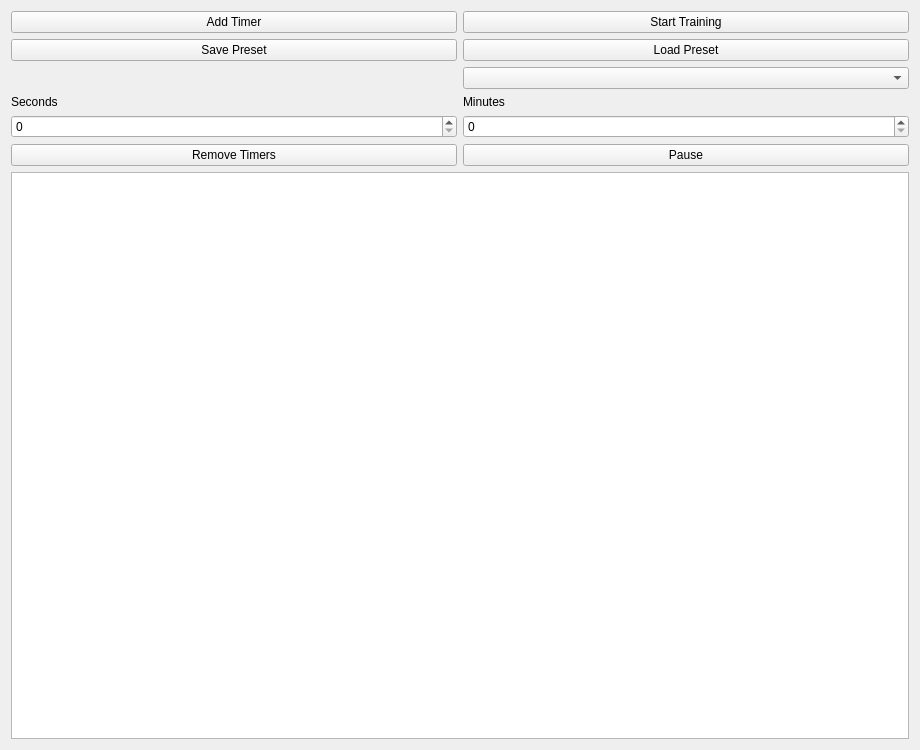
Racalniog/QTAppAlfaExercises, file sporttimer.ui: the form before one commit.
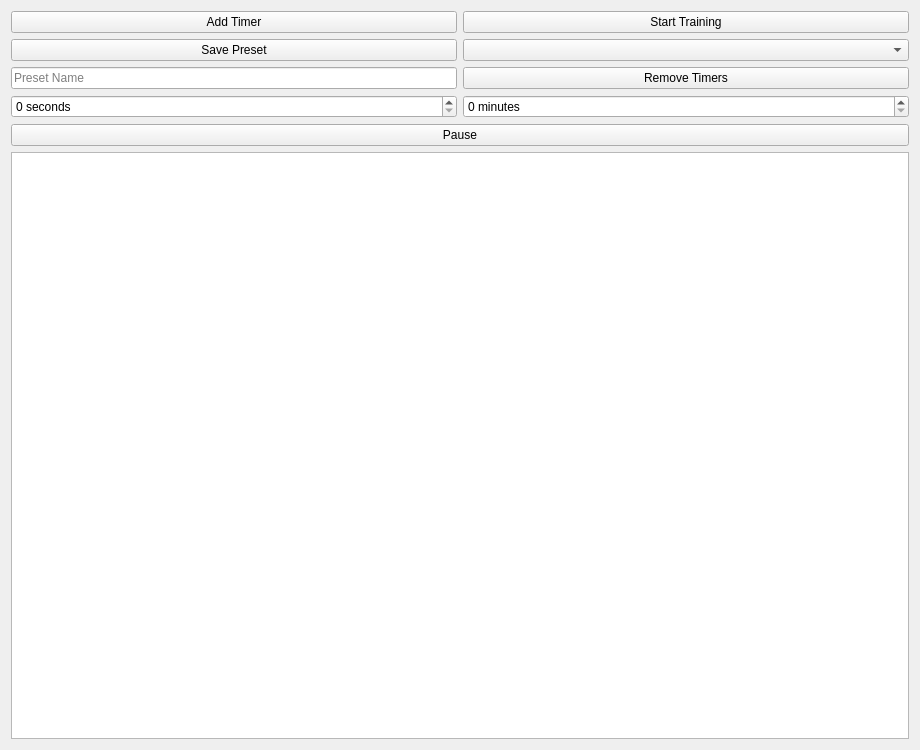
The form after the commit.

Commit message: added QSS files, save and load presets WIP, documentation

Patch:
```diff
--- a/sporttimer.ui
+++ b/sporttimer.ui
@@ -14,47 +14,10 @@
    <string>Form</string>
   </property>
   <layout class="QGridLayout" name="gridLayout">
-   <item row="4" column="1">
-    <widget class="QSpinBox" name="minutesSpinBox"/>
-   </item>
-   <item row="1" column="0">
-    <widget class="QPushButton" name="savePresetButton">
-     <property name="text">
-      <string>Save Preset</string>
-     </property>
-    </widget>
-   </item>
-   <item row="1" column="1">
-    <widget class="QPushButton" name="loadPresetButton">
-     <property name="text">
-      <string>Load Preset</string>
-     </property>
-    </widget>
-   </item>
    <item row="3" column="1">
-    <widget class="QLabel" name="label_2">
+    <widget class="QPushButton" name="removeTimersButton">
      <property name="text">
-      <string>Minutes</string>
-     </property>
-    </widget>
-   </item>
-   <item row="4" column="0">
-    <widget class="QSpinBox" name="secondsSpinBox"/>
-   </item>
-   <item row="3" column="0">
-    <widget class="QLabel" name="label">
-     <property name="text">
-      <string>Seconds</string>
-     </property>
-    </widget>
-   </item>
-   <item row="6" column="0" colspan="2">
-    <widget class="QListWidget" name="timerListWidget"/>
-   </item>
-   <item row="5" column="1">
-    <widget class="QPushButton" name="pauseButton">
-     <property name="text">
-      <string>Pause</string>
+      <string>Remove Timers</string>
      </property>
     </widget>
    </item>
@@ -65,6 +28,42 @@
      </property>
     </widget>
    </item>
+   <item row="7" column="0" colspan="2">
+    <widget class="QListWidget" name="timerListWidget"/>
+   </item>
+   <item row="1" column="1">
+    <widget class="QComboBox" name="presetsComboBox">
+     <property name="currentText">
+      <string/>
+     </property>
+     <property name="placeholderText">
+      <string>Load Preset</string>
+     </property>
+    </widget>
+   </item>
+   <item row="5" column="0" colspan="2">
+    <widget class="QPushButton" name="pauseButton">
+     <property name="sizePolicy">
+      <sizepolicy hsizetype="Preferred" vsizetype="Fixed">
+       <horstretch>0</horstretch>
+       <verstretch>0</verstretch>
+      </sizepolicy>
+     </property>
+     <property name="layoutDirection">
+      <enum>Qt::LeftToRight</enum>
+     </property>
+     <property name="text">
+      <string>Pause</string>
+     </property>
+    </widget>
+   </item>
+   <item row="4" column="1">
+    <widget class="QSpinBox" name="minutesSpinBox">
+     <property name="suffix">
+      <string> minutes</string>
+     </property>
+    </widget>
+   </item>
    <item row="0" column="0">
     <widget class="QPushButton" name="addTimerButton">
      <property name="text">
@@ -72,13 +71,30 @@
      </property>
     </widget>
    </item>
-   <item row="2" column="1">
-    <widget class="QComboBox" name="presetsComboBox"/>
-   </item>
-   <item row="5" column="0">
-    <widget class="QPushButton" name="removeTimersButton">
+   <item row="1" column="0">
+    <widget class="QPushButton" name="savePresetButton">
      <property name="text">
-      <string>Remove Timers</string>
+      <string>Save Preset</string>
+     </property>
+    </widget>
+   </item>
+   <item row="3" column="0">
+    <widget class="QLineEdit" name="presetSaveLineEdit">
+     <property name="sizePolicy">
+      <sizepolicy hsizetype="Minimum" vsizetype="Fixed">
+       <horstretch>0</horstretch>
+       <verstretch>0</verstretch>
+      </sizepolicy>
+     </property>
+     <property name="placeholderText">
+      <string>Preset Name</string>
+     </property>
+    </widget>
+   </item>
+   <item row="4" column="0">
+    <widget class="QSpinBox" name="secondsSpinBox">
+     <property name="suffix">
+      <string> seconds</string>
      </property>
     </widget>
    </item>
```
The commit also changes 8 other files.
